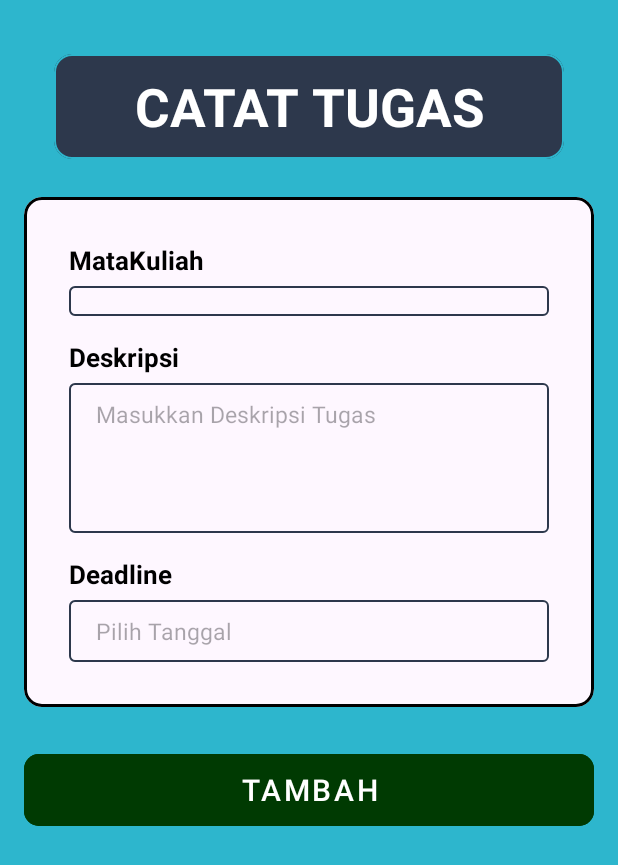
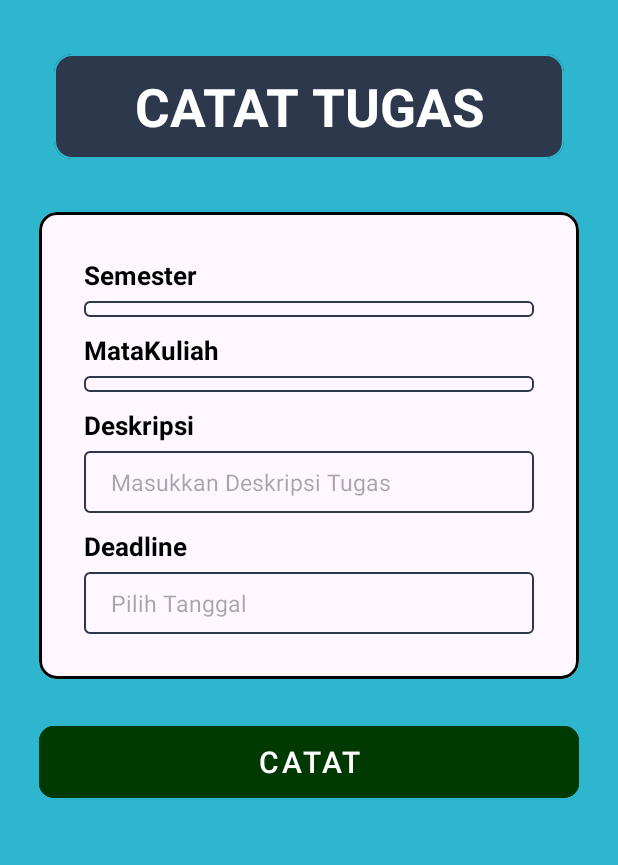
Before and after one commit to SaiaFadil/TugasKu, an Android app: the layout fragment_home.xml on its own in the app's theme, with its tools: preview values and no code run, on a phone screen of 412 x 824 dp. Shown: the top 865 px of the screen. Run offline under Robolectric (Android 15) with nearby library versions, the phone set to English and light mode, and no system bars.

Commit message:
Update fragment_home.xml

```diff
--- a/app/src/main/res/layout/fragment_home.xml
+++ b/app/src/main/res/layout/fragment_home.xml
@@ -8,6 +8,7 @@
     android:orientation="vertical"
     android:padding="16dp"
     tools:context=".HomeFragment">
+
     <com.google.android.material.card.MaterialCardView
         android:layout_width="match_parent"
         android:layout_height="70dp"
@@ -29,6 +30,15 @@
             android:textColor="@color/white"
             android:gravity="center"/>
     </com.google.android.material.card.MaterialCardView>
+
+    <ScrollView
+        android:layout_width="match_parent"
+        android:layout_height="fill_parent">
+        <LinearLayout
+            android:layout_width="match_parent"
+            android:layout_height="match_parent"
+            android:padding="10dp"
+            android:orientation="vertical">
     <com.google.android.material.card.MaterialCardView
 
         android:layout_width="match_parent"
@@ -47,8 +57,30 @@
             <TextView
                 android:layout_width="wrap_content"
                 android:layout_height="wrap_content"
+                android:text="Semester"
+                android:textStyle="bold"
+                android:textColor="@color/black"
+                android:textSize="17sp"
+                />
+
+            <Spinner
+                android:id="@+id/semesterinput"
+                android:layout_width="match_parent"
+                android:layout_height="wrap_content"
+                android:layout_marginTop="5dp"
+                android:background="@drawable/bg_editext"
+                android:textColor="@color/black"
+                android:paddingLeft="8dp"
+                android:paddingRight="5dp"
+                android:paddingTop="5dp"
+                android:paddingBottom="5dp"
+                android:textSize="15dp" />
+ <TextView
+                android:layout_width="wrap_content"
+                android:layout_height="wrap_content"
                 android:text="MataKuliah"
                 android:textStyle="bold"
+                android:layout_marginTop="10dp"
                 android:textColor="@color/black"
                 android:textSize="17sp"
                 />
@@ -62,12 +94,12 @@
                 android:textColor="@color/black"
                 android:paddingLeft="8dp"
                 android:paddingRight="5dp"
-                android:paddingTop="10dp"
-                android:paddingBottom="10dp"
+                android:paddingTop="5dp"
+                android:paddingBottom="5dp"
                 android:textSize="15dp" />
 
             <TextView
-                android:layout_marginTop="15dp"
+                android:layout_marginTop="10dp"
                 android:layout_width="wrap_content"
                 android:layout_height="wrap_content"
                 android:text="Deskripsi"
@@ -79,7 +111,7 @@
             <EditText
                 android:id="@+id/deskripsiinput"
                 android:layout_width="match_parent"
-                android:layout_height="100dp"
+                android:layout_height="wrap_content"
                 android:layout_marginTop="5dp"
                 android:background="@drawable/bg_editext"
                 android:ems="10"
@@ -94,7 +126,7 @@
                 android:textSize="15dp" />
 
             <TextView
-                android:layout_marginTop="15dp"
+                android:layout_marginTop="10dp"
                 android:layout_width="wrap_content"
                 android:layout_height="wrap_content"
                 android:text="Deadline"
@@ -125,7 +157,7 @@
         android:id="@+id/button_tambah"
         android:layout_width="match_parent"
         android:layout_height="60dp"
-        android:text="TAMBAH"
+        android:text="CATAT"
         android:textSize="20sp"
         app:cornerRadius="10dp"
         android:shadowRadius="3"
@@ -134,4 +166,8 @@
         style="@style/Widget.MaterialComponents.Button.TextButton"
         android:backgroundTint="@color/green"/>
 
+
+        </LinearLayout>
+    </ScrollView>
+
 </LinearLayout>
```
